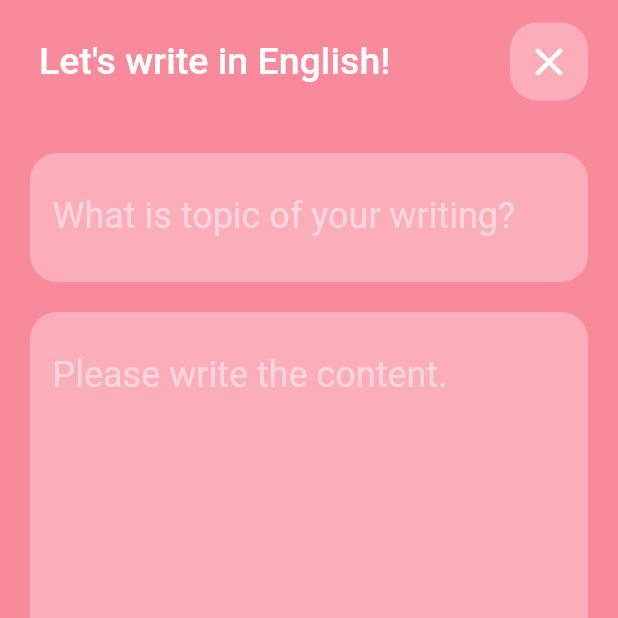
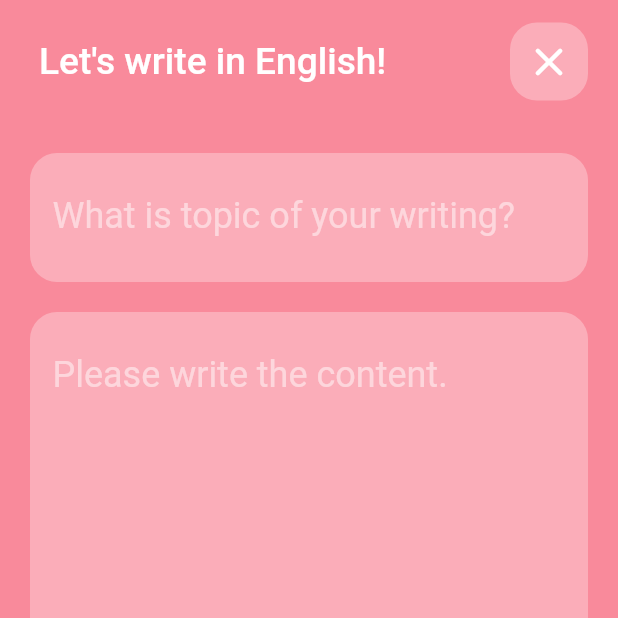
Before and after one commit to tan60/lingonote, a Flutter app: the screen it shows after launch, after a tap on the "create" icon, on a phone screen of 412 x 824 dp, the top half of it. Run offline on Flutter 3.47's test engine with Material 2 defaults, Android fonts, the light colour scheme and no system bars; our stand-ins replace shared_preferences, sizer, sqflite; accounts and stored records are empty; Roboto replaces fonts that are missing (Pretendard).

Commit message:
workout - fontsize

```diff
--- a/lib/main.dart
+++ b/lib/main.dart
@@ -2,6 +2,7 @@ import 'package:flutter/material.dart';
 import 'package:lingonote/managers/pref_mgr.dart';
 import 'package:lingonote/screen/home_screen.dart';
 import 'package:lingonote/themes/my_themes.dart';
+import 'package:sizer/sizer.dart';
 //import 'package:lingonote/screen/home_screen.dart';
 
 void main() {
@@ -58,12 +59,13 @@ class _AppState extends State<App> with WidgetsBindingObserver {
 
   @override
   Widget build(BuildContext context) {
+    return Sizer(
+      builder: (context, orientation, deviceType) {
         return MaterialApp(
           theme: _brightness == Brightness.light
               ? MyThemes.getThemeFromKey(MyThemeKeys.light)
               : MyThemes.getThemeFromKey(MyThemeKeys.dark),
           title: 'Welcome to LingoNote',
-
           home: FutureBuilder(
             future: _isInitialized,
             builder: (context, snapshot) {
@@ -76,5 +78,7 @@ class _AppState extends State<App> with WidgetsBindingObserver {
           ),
           //home: const EditNote(),
         );
+      },
+    );
   }
 }
--- a/lib/screen/edit_note_screen.dart
+++ b/lib/screen/edit_note_screen.dart
@@ -8,6 +8,7 @@ import 'package:lingonote/themes/my_themes.dart';
 import 'package:lingonote/widgets/edit_text_widget.dart';
 import 'package:lingonote/widgets/preview_dialog_widget.dart';
 import 'package:lingonote/widgets/rounded_icon_button_widget.dart';
+import 'package:sizer/sizer.dart';
 
 class EditNoteScreen extends StatefulWidget {
   const EditNoteScreen({
@@ -105,7 +106,7 @@ class _EditNoteScreenState extends State<EditNoteScreen>
             alignment: Alignment.centerLeft,
             child: Text(
               StringMgr().editNoteAppBarTitle,
-              style: const TextStyle(fontSize: 25, color: Colors.white),
+              style: TextStyle(fontSize: 18.sp, color: Colors.white),
             ),
           ),
         ),
--- a/pubspec.yaml
+++ b/pubspec.yaml
@@ -35,6 +35,7 @@ dependencies:
   sqflite: ^2.2.4
   shared_preferences: ^2.0.17
   intl: ^0.18.0
+  sizer: ^2.0.15
 
 
   # The following adds the Cupertino Icons font to your application.
```
Also changed, not shown: pubspec.lock. Lines whose indentation alone changed are shown as unchanged.
